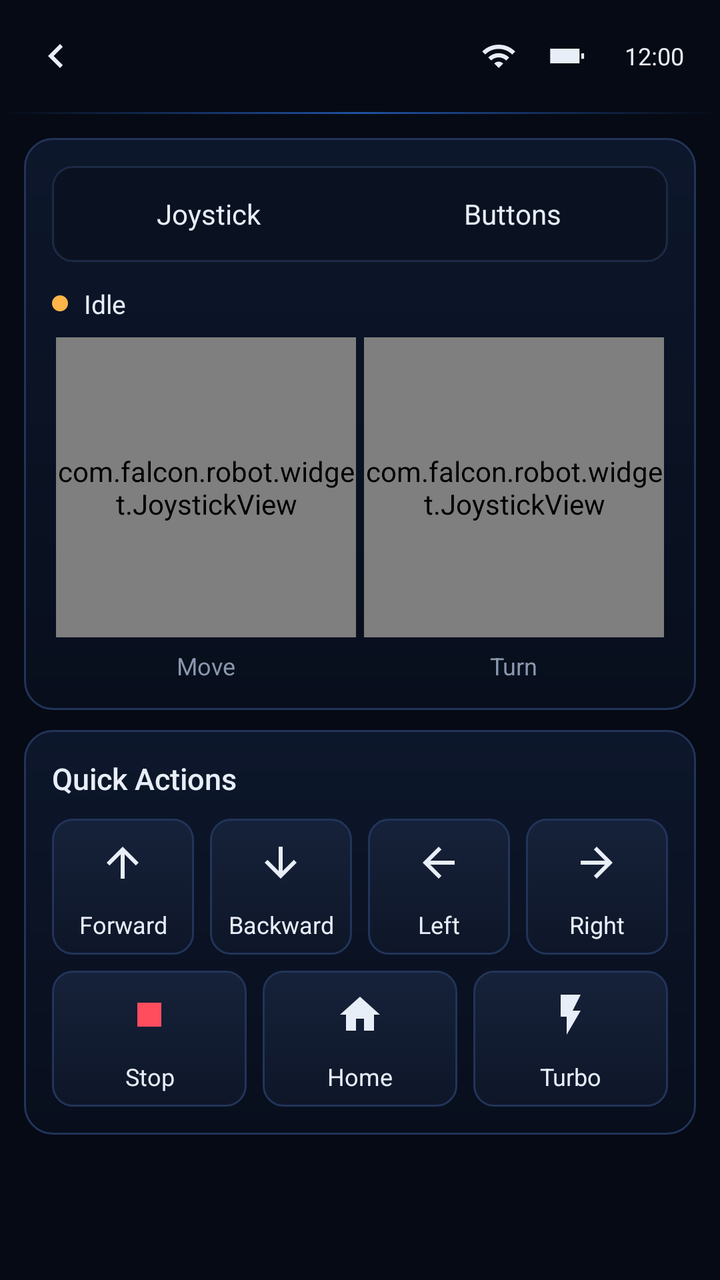
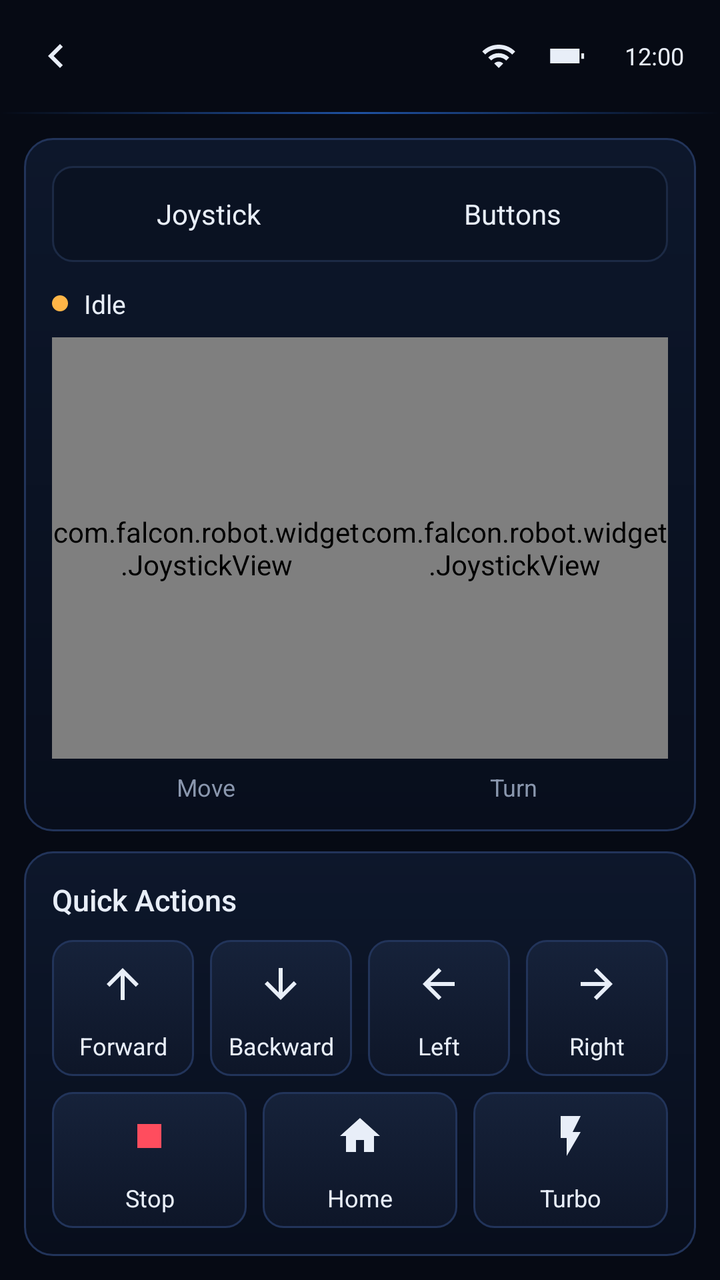

Two renders of the same Android screen: before a commit and after it. Below are the layout's source before the change and the commit's diff.
<!-- AndroidManifest.xml: application theme Theme.RobotControl -->
<!-- res/layout/activity_remote_control.xml -->
<?xml version="1.0" encoding="utf-8"?>
<LinearLayout xmlns:android="http://schemas.android.com/apk/res/android"
    android:layout_width="match_parent"
    android:layout_height="match_parent"
    android:orientation="vertical">

    <include layout="@layout/view_page_header" />

    <ScrollView
        android:layout_width="match_parent"
        android:layout_height="0dp"
        android:layout_weight="1">

        <LinearLayout
            android:layout_width="match_parent"
            android:layout_height="wrap_content"
            android:orientation="vertical"
            android:padding="@dimen/screen_padding">

            <LinearLayout style="@style/Panel">

                <LinearLayout
                    android:layout_width="match_parent"
                    android:layout_height="wrap_content"
                    android:background="@drawable/bg_segment_group"
                    android:orientation="horizontal"
                    android:padding="4dp">

                    <TextView
                        android:id="@+id/tab_joystick"
                        style="@style/Segment"
                        android:text="@string/tab_joystick" />

                    <TextView
                        android:id="@+id/tab_buttons"
                        style="@style/Segment"
                        android:layout_marginStart="4dp"
                        android:text="@string/tab_buttons" />
                </LinearLayout>

                <TextView
                    android:id="@+id/drive_status"
                    style="@style/StatusText"
                    android:layout_marginTop="12dp"
                    android:drawableStart="@drawable/dot_amber"
                    android:text="@string/status_idle"
                    android:textColor="@color/text_primary" />

                <LinearLayout
                    android:id="@+id/joystick_panel"
                    android:layout_width="match_parent"
                    android:layout_height="wrap_content"
                    android:layout_marginTop="8dp"
                    android:orientation="horizontal">

                    <LinearLayout
                        android:layout_width="0dp"
                        android:layout_height="wrap_content"
                        android:layout_weight="1"
                        android:gravity="center_horizontal"
                        android:orientation="vertical">

                        <com.falcon.robot.widget.JoystickView
                            android:id="@+id/joy_move"
                            android:layout_width="@dimen/joystick_size"
                            android:layout_height="@dimen/joystick_size" />

                        <TextView
                            style="@style/FieldLabel"
                            android:layout_marginTop="6dp"
                            android:text="@string/joystick_move" />
                    </LinearLayout>

                    <LinearLayout
                        android:layout_width="0dp"
                        android:layout_height="wrap_content"
                        android:layout_weight="1"
                        android:gravity="center_horizontal"
                        android:orientation="vertical">

                        <com.falcon.robot.widget.JoystickView
                            android:id="@+id/joy_turn"
                            android:layout_width="@dimen/joystick_size"
                            android:layout_height="@dimen/joystick_size" />

                        <TextView
                            style="@style/FieldLabel"
                            android:layout_marginTop="6dp"
                            android:text="@string/joystick_turn" />
                    </LinearLayout>
                </LinearLayout>

                <com.falcon.robot.widget.DPadView
                    android:id="@+id/drive_pad"
                    android:layout_width="@dimen/dpad_size"
                    android:layout_height="@dimen/dpad_size"
                    android:layout_gravity="center_horizontal"
                    android:layout_marginTop="8dp"
                    android:visibility="gone" />
            </LinearLayout>

            <LinearLayout
                style="@style/Panel"
                android:layout_marginTop="@dimen/gap">

                <TextView
                    style="@style/SectionTitle"
                    android:text="@string/quick_actions" />

                <LinearLayout
                    android:layout_width="match_parent"
                    android:layout_height="wrap_content"
                    android:layout_marginTop="10dp"
                    android:orientation="horizontal">

                    <TextView
                        android:id="@+id/act_forward"
                        style="@style/ActionButton"
                        android:drawableTop="@drawable/ic_arrow_up"
                        android:text="@string/act_forward" />

                    <TextView
                        android:id="@+id/act_backward"
                        style="@style/ActionButton"
                        android:layout_marginStart="8dp"
                        android:drawableTop="@drawable/ic_arrow_down"
                        android:text="@string/act_backward" />

                    <TextView
                        android:id="@+id/act_left"
                        style="@style/ActionButton"
                        android:layout_marginStart="8dp"
                        android:drawableTop="@drawable/ic_arrow_left"
                        android:text="@string/act_left" />

                    <TextView
                        android:id="@+id/act_right"
                        style="@style/ActionButton"
                        android:layout_marginStart="8dp"
                        android:drawableTop="@drawable/ic_arrow_right"
                        android:text="@string/act_right" />
                </LinearLayout>

                <LinearLayout
                    android:layout_width="match_parent"
                    android:layout_height="wrap_content"
                    android:layout_marginTop="8dp"
                    android:orientation="horizontal">

                    <TextView
                        android:id="@+id/act_stop"
                        style="@style/ActionButton"
                        android:drawableTop="@drawable/ic_stop"
                        android:text="@string/act_stop" />

                    <TextView
                        android:id="@+id/act_home"
                        style="@style/ActionButton"
                        android:layout_marginStart="8dp"
                        android:drawableTop="@drawable/ic_home"
                        android:text="@string/act_home" />

                    <TextView
                        android:id="@+id/act_turbo"
                        style="@style/ActionButton"
                        android:layout_marginStart="8dp"
                        android:drawableTop="@drawable/ic_bolt"
                        android:text="@string/act_turbo" />
                </LinearLayout>
            </LinearLayout>
        </LinearLayout>
    </ScrollView>
</LinearLayout>
<!-- res/layout/view_page_header.xml (included above) -->
<?xml version="1.0" encoding="utf-8"?>
<LinearLayout xmlns:android="http://schemas.android.com/apk/res/android"
    android:layout_width="match_parent"
    android:layout_height="wrap_content"
    android:orientation="vertical">

    <LinearLayout
        android:layout_width="match_parent"
        android:layout_height="56dp"
        android:gravity="center_vertical"
        android:orientation="horizontal"
        android:paddingLeft="6dp"
        android:paddingRight="18dp">

        <ImageButton
            android:id="@+id/header_back"
            android:layout_width="44dp"
            android:layout_height="44dp"
            android:background="?android:attr/selectableItemBackgroundBorderless"
            android:contentDescription="@string/back"
            android:src="@drawable/ic_back" />

        <TextView
            android:id="@+id/header_title"
            android:layout_width="0dp"
            android:layout_height="wrap_content"
            android:layout_marginStart="4dp"
            android:layout_weight="1"
            android:fontFamily="sans-serif-medium"
            android:singleLine="true"
            android:textColor="@color/text_primary"
            android:textSize="@dimen/title_text" />

        <include layout="@layout/view_system_status" />
    </LinearLayout>

    <View
        android:layout_width="match_parent"
        android:layout_height="1dp"
        android:background="@drawable/bg_top_divider" />
</LinearLayout>
<!-- res/layout/view_system_status.xml (included above) -->
<?xml version="1.0" encoding="utf-8"?>
<LinearLayout xmlns:android="http://schemas.android.com/apk/res/android"
    android:layout_width="wrap_content"
    android:layout_height="wrap_content"
    android:gravity="center_vertical"
    android:orientation="horizontal">

    <ImageView
        android:id="@+id/status_wifi"
        android:layout_width="18dp"
        android:layout_height="18dp"
        android:contentDescription="@string/wifi"
        android:src="@drawable/ic_wifi" />

    <ImageView
        android:layout_width="22dp"
        android:layout_height="22dp"
        android:layout_marginStart="14dp"
        android:contentDescription="@null"
        android:src="@drawable/ic_battery_h" />

    <TextView
        android:id="@+id/status_battery"
        android:layout_width="wrap_content"
        android:layout_height="wrap_content"
        android:layout_marginStart="4dp"
        android:textColor="@color/text_primary"
        android:textSize="12sp" />

    <TextClock
        android:layout_width="wrap_content"
        android:layout_height="wrap_content"
        android:layout_marginStart="14dp"
        android:format12Hour="h:mm"
        android:format24Hour="HH:mm"
        android:textColor="@color/text_primary"
        android:textSize="12sp" />
</LinearLayout>
<!-- resources referenced by this layout -->
<resources>
  <color name="text_primary">#FFE8EEF8</color>
  <dimen name="dpad_size">180dp</dimen>
  <dimen name="gap">10dp</dimen>
  <dimen name="joystick_size">150dp</dimen>
  <dimen name="screen_padding">12dp</dimen>
  <dimen name="title_text">18sp</dimen>
  <!-- drawable bg_segment_group (drawable) -->
  <?xml version="1.0" encoding="utf-8"?>
  <shape xmlns:android="http://schemas.android.com/apk/res/android" android:shape="rectangle">
      <corners android:radius="10dp" />
      <solid android:color="#FF0A1222" />
      <stroke android:width="1dp" android:color="#FF1C2A45" />
  </shape>
  <!-- drawable bg_top_divider (drawable) -->
  <?xml version="1.0" encoding="utf-8"?>
  <shape xmlns:android="http://schemas.android.com/apk/res/android" android:shape="rectangle">
      <gradient
          android:centerColor="#992F80FF"
          android:endColor="#002F80FF"
          android:startColor="#002F80FF" />
  </shape>
  <!-- drawable dot_amber (drawable) -->
  <?xml version="1.0" encoding="utf-8"?>
  <shape xmlns:android="http://schemas.android.com/apk/res/android" android:shape="oval">
      <solid android:color="@color/amber" />
      <stroke android:width="1.5dp" android:color="@color/amber" />
      <size android:width="8dp" android:height="8dp" />
  </shape>
  <!-- drawable ic_stop (drawable) -->
  <?xml version="1.0" encoding="utf-8"?>
  <vector xmlns:android="http://schemas.android.com/apk/res/android"
      android:width="24dp"
      android:height="24dp"
      android:viewportWidth="24"
      android:viewportHeight="24">
      <path
          android:fillColor="@color/red"
          android:pathData="M6,6h12v12H6z" />
  </vector>
  <string name="act_backward">Backward</string>
  <string name="act_forward">Forward</string>
  <string name="act_home">Home</string>
  <string name="act_left">Left</string>
  <string name="act_right">Right</string>
  <string name="act_stop">Stop</string>
  <string name="act_turbo">Turbo</string>
  <string name="back">Back</string>
  <string name="joystick_move">Move</string>
  <string name="joystick_turn">Turn</string>
  <string name="quick_actions">Quick Actions</string>
  <string name="status_idle">Idle</string>
  <string name="tab_buttons">Buttons</string>
  <string name="tab_joystick">Joystick</string>
  <string name="wifi">Wi-Fi</string>
  <style name="FieldLabel">
          <item name="android:layout_width">wrap_content</item>
          <item name="android:layout_height">wrap_content</item>
          <item name="android:textColor">@color/text_secondary</item>
          <item name="android:textSize">12sp</item>
      </style>
  <style name="Panel">
          <item name="android:layout_width">match_parent</item>
          <item name="android:layout_height">wrap_content</item>
          <item name="android:background">@drawable/bg_panel_blue</item>
          <item name="android:orientation">vertical</item>
          <item name="android:padding">14dp</item>
      </style>
  <style name="SectionTitle">
          <item name="android:layout_width">wrap_content</item>
          <item name="android:layout_height">wrap_content</item>
          <item name="android:textColor">@color/text_primary</item>
          <item name="android:textSize">15sp</item>
          <item name="android:fontFamily">sans-serif-medium</item>
      </style>
  <style name="StatusText">
          <item name="android:layout_width">wrap_content</item>
          <item name="android:layout_height">wrap_content</item>
          <item name="android:textSize">13sp</item>
          <item name="android:drawablePadding">8dp</item>
          <item name="android:gravity">center_vertical</item>
      </style>
  <color name="amber">#FFFFB547</color>
  <color name="red">#FFFF4D5E</color>
  <color name="text_secondary">#FF8A97AE</color>
  <color name="bg">#FF060A14</color>
  <color name="blue">#FF2F80FF</color>
  <color name="text_muted">#FF5D6A82</color>
  <!-- unchanged entries left out for length: 15 -->
</resources>

<!-- the commit's change to res/layout/activity_remote_control.xml (unified diff, before → after) -->
@@ -9,7 +9,8 @@
     <ScrollView
         android:layout_width="match_parent"
         android:layout_height="0dp"
-        android:layout_weight="1">
+        android:layout_weight="1"
+        android:fillViewport="true">
 
         <LinearLayout
             android:layout_width="match_parent"
@@ -17,7 +18,8 @@
             android:orientation="vertical"
             android:padding="@dimen/screen_padding">
 
-            <LinearLayout style="@style/Panel">
+            <LinearLayout style="@style/Panel"
+                android:layout_weight="1">
 
                 <LinearLayout
                     android:layout_width="match_parent"
@@ -50,20 +52,23 @@
                     android:id="@+id/joystick_panel"
                     android:layout_width="match_parent"
                     android:layout_height="wrap_content"
+                    android:layout_weight="1"
                     android:layout_marginTop="8dp"
                     android:orientation="horizontal">
 
                     <LinearLayout
                         android:layout_width="0dp"
-                        android:layout_height="wrap_content"
+                        android:layout_height="match_parent"
                         android:layout_weight="1"
                         android:gravity="center_horizontal"
                         android:orientation="vertical">
 
                         <com.falcon.robot.widget.JoystickView
                             android:id="@+id/joy_move"
-                            android:layout_width="@dimen/joystick_size"
-                            android:layout_height="@dimen/joystick_size" />
+                            android:layout_width="match_parent"
+                            android:layout_height="0dp"
+                            android:layout_weight="1"
+                            android:minHeight="@dimen/joystick_size" />
 
                         <TextView
                             style="@style/FieldLabel"
@@ -73,15 +78,17 @@
 
                     <LinearLayout
                         android:layout_width="0dp"
-                        android:layout_height="wrap_content"
+                        android:layout_height="match_parent"
                         android:layout_weight="1"
                         android:gravity="center_horizontal"
                         android:orientation="vertical">
 
                         <com.falcon.robot.widget.JoystickView
                             android:id="@+id/joy_turn"
-                            android:layout_width="@dimen/joystick_size"
-                            android:layout_height="@dimen/joystick_size" />
+                            android:layout_width="match_parent"
+                            android:layout_height="0dp"
+                            android:layout_weight="1"
+                            android:minHeight="@dimen/joystick_size" />
 
                         <TextView
                             style="@style/FieldLabel"
@@ -92,8 +99,10 @@
 
                 <com.falcon.robot.widget.DPadView
                     android:id="@+id/drive_pad"
-                    android:layout_width="@dimen/dpad_size"
-                    android:layout_height="@dimen/dpad_size"
+                    android:layout_width="match_parent"
+                    android:layout_height="0dp"
+                    android:layout_weight="1"
+                    android:minHeight="@dimen/dpad_size"
                     android:layout_gravity="center_horizontal"
                     android:layout_marginTop="8dp"
                     android:visibility="gone" />
